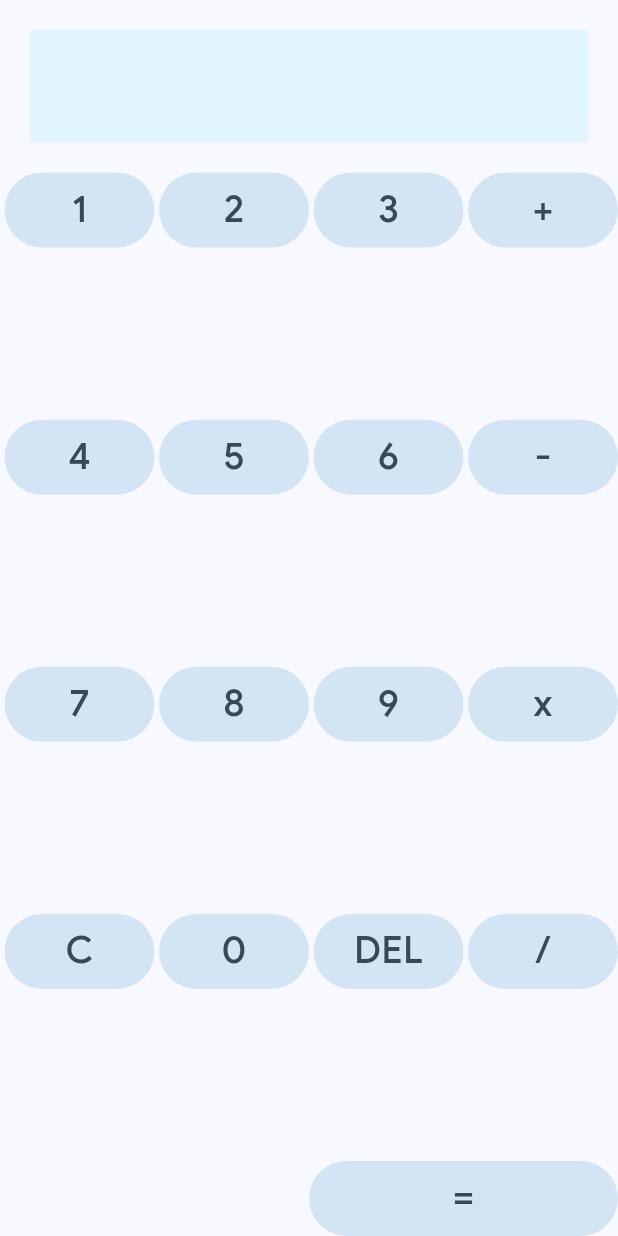
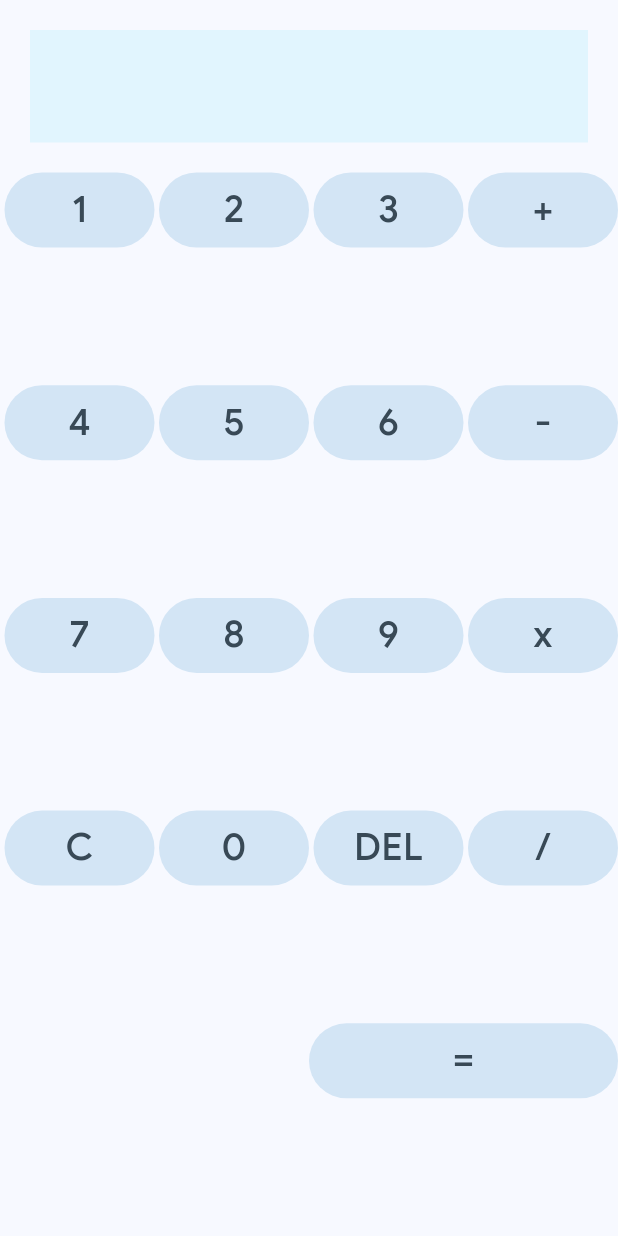
Before and after one commit to Sardar219/Calculator-App, a Flutter app: the screen it shows after launch, on a phone screen of 412 x 824 dp. Run offline on Flutter 3.47's test engine with Material 3 defaults, Android fonts, the phone set to English and light mode, and no system bars.

Commit message:
change the style of front-end

```diff
--- a/lib/home.dart
+++ b/lib/home.dart
@@ -1,5 +1,4 @@
 import 'package:flutter/material.dart';
-import 'package:flutter/widgets.dart';
 
 class MainPage extends StatefulWidget {
   const MainPage({super.key});
@@ -13,8 +12,7 @@ class _MainPageState extends State<MainPage> {
   @override
   Widget build(BuildContext context) {
     return Scaffold(
-        body: Center(
-      child: Column(
+      body: Column(
         mainAxisAlignment: MainAxisAlignment.center,
         children: [
           SizedBox(
@@ -260,9 +258,10 @@ class _MainPageState extends State<MainPage> {
                     )),
               ))
             ],
-          )
+          ),
+          Spacer()
         ],
       ),
-    ));
+    );
   }
 }
```
